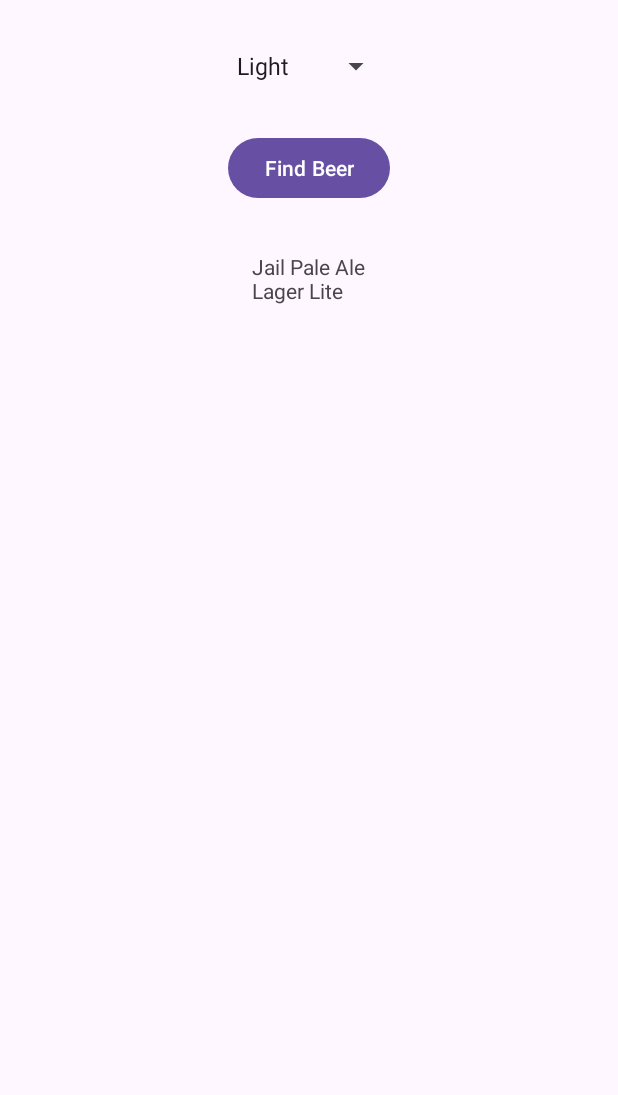
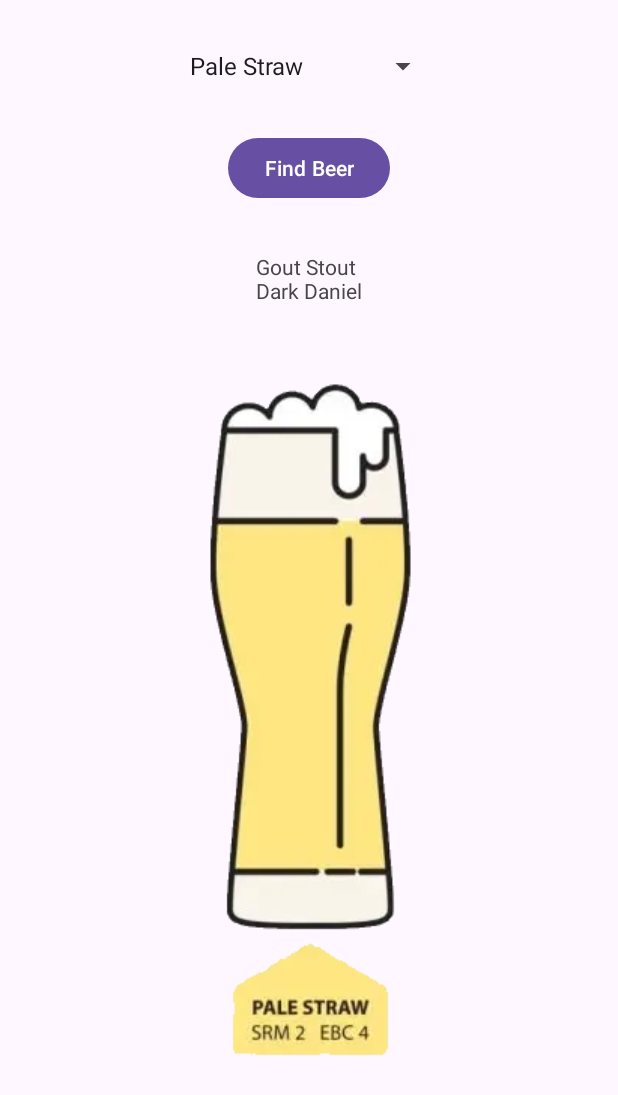
Before and after one commit to xenus/istu_Mob-App-Dev_LR_BeerAdviser, an Android app: the screen it shows after launch (MainActivity), after a tap on "Find Beer", on a phone screen of 412 x 824 dp. Shown: the top 1095 px of the screen. Run offline under Robolectric (Android 15) with nearby library versions, the phone set to English and light mode, and no system bars.

Commit message:
added ImageView element added draw of a specified part of the BitMap by conditions ---------- добавлен элемент ImageView добавлена отрисовка указанной части BitMap по координатам

```diff
--- a/app/src/main/java/com/example/beeradviser/MainActivity.kt
+++ b/app/src/main/java/com/example/beeradviser/MainActivity.kt
@@ -1,15 +1,20 @@
 package com.example.beeradviser
 
+import android.annotation.SuppressLint
+import android.graphics.Bitmap
+import android.graphics.BitmapFactory
 import android.os.Bundle
+import android.util.TypedValue
 import android.widget.Button
+import android.widget.ImageView
 import android.widget.Spinner
 import android.widget.TextView
-import androidx.activity.enableEdgeToEdge
 import androidx.appcompat.app.AppCompatActivity
-import androidx.core.view.ViewCompat
-import androidx.core.view.WindowInsetsCompat
 
 class MainActivity : AppCompatActivity() {
+    // Объявляем глобальную переменную для Bitmap
+    private lateinit var originalBitmap: Bitmap
+
     override fun onCreate(savedInstanceState: Bundle?) {
         super.onCreate(savedInstanceState)
         setContentView(R.layout.activity_main)
@@ -21,10 +26,22 @@ class MainActivity : AppCompatActivity() {
             val beers = beerList.reduce { str, item -> str + '\n' + item }
             val brands = findViewById<TextView>(R.id.brands)
             brands.text = beers
+            setBeerImg(beerColor.selectedItemPosition)
         }
+        // Создаем объект Options
+        val options = BitmapFactory.Options().apply {
+            // Отключаем автоматическое масштабирование
+            inScaled = false
+            // Указываем плотность ресурса (например, для xhdpi — 320)
+            inDensity = TypedValue.DENSITY_DEFAULT
+            // Указываем целевую плотность (плотность экрана устройства)
+            inTargetDensity = resources.displayMetrics.densityDpi
+        }
+        // Загружаем изображение с учетом настроек
+        originalBitmap = BitmapFactory.decodeResource(resources, R.drawable.beer_fix, options)
     }
 
-    fun getBeers(color: String): List<String> {
+    private fun getBeers(color: String): List<String> {
         return when (color) {
             "Light" -> listOf("Jail Pale Ale", "Lager Lite")
             "Amber" -> listOf("Jack Amber", "Red Moose")
@@ -32,4 +49,23 @@ class MainActivity : AppCompatActivity() {
             else -> listOf("Gout Stout", "Dark Daniel")
         }
     }
+    @SuppressLint("ResourceType")
+    private fun setBeerImg(idx: Int) {
+        // Проверяем размеры изображения
+        val imageView: ImageView = findViewById(R.id.imageView)
+        val array = resources.obtainTypedArray(R.array.beer_detail)
+        val croppedBitmap = Bitmap.createBitmap(
+            originalBitmap,
+            array.getTextArray(1)[idx].toString().toInt(),
+            array.getTextArray(2)[idx].toString().toInt(),
+            resources.getInteger(R.integer.BitMap_pos_w),
+            resources.getInteger(R.integer.BitMap_pos_h)
+        )
+        // Устанавливаем вырезанный Bitmap в ImageView
+        imageView.setImageBitmap(croppedBitmap)
+        // Убедитесь, что scaleType установлен правильно
+        imageView.scaleType = ImageView.ScaleType.FIT_CENTER
+
+        array.recycle()
+    }
 }
--- a/app/src/main/res/layout/activity_main.xml
+++ b/app/src/main/res/layout/activity_main.xml
@@ -14,7 +14,7 @@
         android:layout_height="wrap_content"
         android:layout_gravity="center"
         android:layout_margin="16dp"
-        android:entries="@array/beer_colors"/>
+        android:entries="@array/beer_colors" />
 
     <Button
         android:id="@+id/find_beer"
@@ -32,4 +32,11 @@
         android:layout_margin="16dp"
         android:text="@string/beer_types" />
 
+    <ImageView
+        android:id="@+id/imageView"
+        android:layout_width="match_parent"
+        android:layout_height="wrap_content"
+        android:src="@drawable/ic_launcher_foreground"
+        tools:ignore="ContentDescription" />
+
 </LinearLayout>
--- a/app/src/main/res/values/strings.xml
+++ b/app/src/main/res/values/strings.xml
@@ -3,9 +3,52 @@
     <string name="find_beer">Find Beer</string>
     <string name="beer_types">Beer types</string>
     <string-array name="beer_colors">
-        <item>Light</item>
-        <item>Amber</item>
+        <item>Pale Straw</item>
+        <item>Straw</item>
+        <item>Pale Gold</item>
+        <item>Deep Gold</item>
+        <item>Pale Amber</item>
+        <item>Medium Amber</item>
+        <item>Deep Amber</item>
+        <item>Amber Brown</item>
         <item>Brown</item>
-        <item>Dark</item>
+        <item>Ruby Brown</item>
+        <item>Deep Brown</item>
+        <item>Black</item>
     </string-array>
+    <array name="beer_detail">
+        <item>@array/beer_colors</item>
+        <item>@array/BitMap_pos_x</item>
+        <item>@array/BitMap_pos_y</item>
+    </array>
+    <string-array name="BitMap_pos_x">  <!-- x -->
+        <item>35</item>
+        <item>194</item>
+        <item>353</item>
+        <item>512</item>
+        <item>671</item>
+        <item>830</item>
+        <item>35</item>
+        <item>194</item>
+        <item>353</item>
+        <item>512</item>
+        <item>671</item>
+        <item>830</item>
+    </string-array>
+    <string-array name="BitMap_pos_y">  <!-- y -->
+        <item>7</item>
+        <item>7</item>
+        <item>7</item>
+        <item>7</item>
+        <item>7</item>
+        <item>7</item>
+        <item>494</item>
+        <item>494</item>
+        <item>494</item>
+        <item>494</item>
+        <item>494</item>
+        <item>494</item>
+    </string-array>
+    <integer name="BitMap_pos_w">157</integer>
+    <integer name="BitMap_pos_h">490</integer>
 </resources>
```
Also changed, not shown: app/src/main/res/drawable/beer_fix.png (added).
